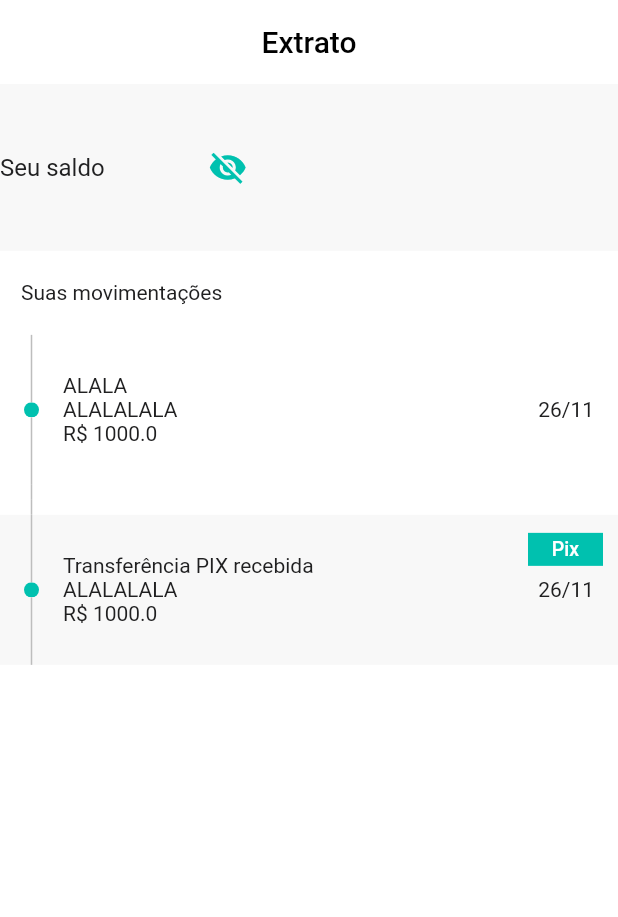
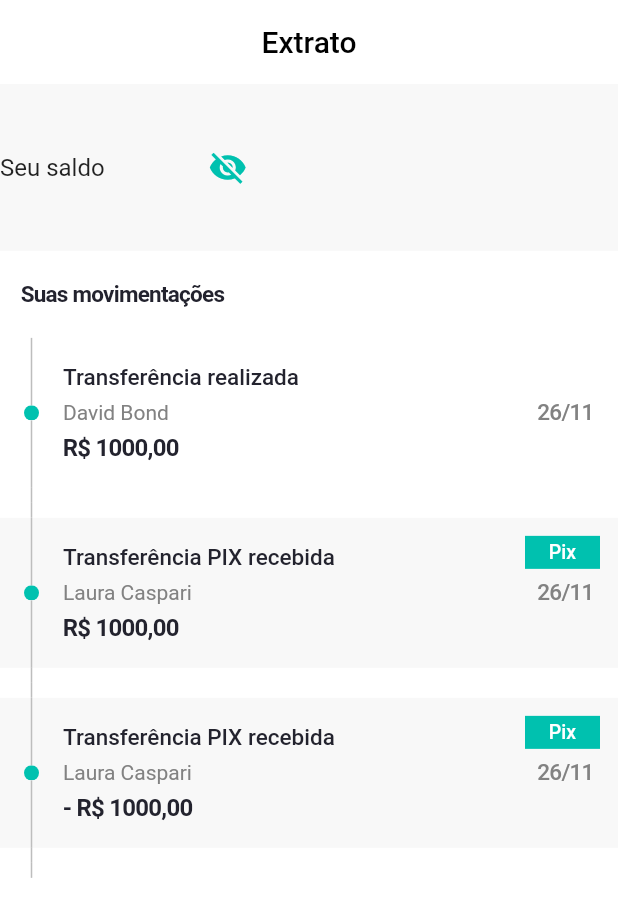
Before and after one commit to e-meyer/zelen-bank, a Flutter app: the screen it shows after launch, on a phone screen of 412 x 824 dp. Shown: the top 917 px of the screen. Run offline on Flutter 3.47's test engine with Material 2 defaults, Android fonts, the phone set to English and light mode, and no system bars; our stand-ins replace equatable, get_it, shared_preferences.

Commit message:
feat: add themes for the transaction card fonts, add verification wheter transaction is sent or recieved in order to display ' - ' before the amount string

```diff
--- a/lib/core/theme/theme.dart
+++ b/lib/core/theme/theme.dart
@@ -14,10 +14,33 @@ class CustomTheme {
       scaffoldBackgroundColor: kPlainWhite,
       primarySwatch: white,
       textTheme: const TextTheme(
-        headline1: TextStyle(color: kPlainBlack),
-        headline2: TextStyle(color: kPlainBlack),
-        bodyText2: TextStyle(color: kPlainBlack),
-        subtitle1: TextStyle(color: kPlainBlack),
+        headline1: TextStyle(
+          fontWeight: FontWeight.w500,
+          color: kPlainBlack,
+          fontSize: 15,
+        ),
+        headline2: TextStyle(
+          letterSpacing: -0.5,
+          color: kPlainBlack,
+          fontWeight: FontWeight.w600,
+          fontSize: 15,
+        ),
+        caption: TextStyle(
+          letterSpacing: -0.5,
+          color: kPlainBlack,
+          fontWeight: FontWeight.w600,
+          fontSize: 16,
+        ),
+        subtitle1: TextStyle(
+          color: kSubtitleColor,
+          fontSize: 14,
+        ),
+        subtitle2: TextStyle(
+          letterSpacing: -0.5,
+          fontSize: 15,
+          color: kSubtitleColor,
+          fontWeight: FontWeight.w500,
+        ),
       ),
     ),
   };
--- a/lib/core/utils/constants/colors_constants.dart
+++ b/lib/core/utils/constants/colors_constants.dart
@@ -4,8 +4,9 @@ const Color kAquaGreen = Color(0xFF00C1AF);
 const Color kLightGrey = Color(0xFFF8F8F8);
 const Color kDarkGrey = Color(0xFF828282);
 const Color kPlainWhite = Color(0xFFFFFFFF);
-const Color kPlainBlack = Color(0xFF202021);
+const Color kPlainBlack = Color(0xFF23232E);
 const Color kTimelineColor = Color(0xFFBDBDBD);
+const Color kSubtitleColor = Color(0xFF828282);
 
 const MaterialColor white = MaterialColor(
   0xFFFFFFFF,
--- a/lib/layers/presentation/ui/statement_screen/components/custom_timeline_widget.dart
+++ b/lib/layers/presentation/ui/statement_screen/components/custom_timeline_widget.dart
@@ -66,14 +66,28 @@ class CustomTimelineWidget extends StatelessWidget {
                             mainAxisAlignment: MainAxisAlignment.center,
                             crossAxisAlignment: CrossAxisAlignment.start,
                             children: [
-                              Text(transactionEntity.description),
-                              Text(transactionEntity.targetName),
-                              Text('R\$ ${transactionEntity.amount}')
+                              Text(
+                                transactionEntity.description,
+                                style: theme.textTheme.headline1,
+                              ),
+                              SizedBox(height: 6),
+                              Text(
+                                transactionEntity.targetName,
+                                style: theme.textTheme.subtitle1,
+                              ),
+                              SizedBox(height: 6),
+                              Text(
+                                isTransactionSent()
+                                    ? '- ${transactionFormattedValue()}'
+                                    : transactionFormattedValue(),
+                                style: theme.textTheme.caption,
+                              )
                             ],
                           ),
                         ),
                         Text(
                           '${transactionEntity.createdAt.day}/${transactionEntity.createdAt.month}',
+                          style: theme.textTheme.subtitle2,
                         ),
                       ],
                     ),
@@ -83,14 +97,14 @@ class CustomTimelineWidget extends StatelessWidget {
             ),
             isTransactionTypePix()
                 ? Padding(
-                    padding: const EdgeInsets.only(top: 12, right: 10),
+                    padding: const EdgeInsets.only(top: 12, right: 12),
                     child: Align(
                       alignment: Alignment.topRight,
                       child: Container(
                         height: 22,
                         width: 50,
                         color: theme.primaryColor,
-                        child: Center(
+                        child: const Center(
                           child: Text(
                             'Pix',
                             style: TextStyle(
@@ -110,7 +124,15 @@ class CustomTimelineWidget extends StatelessWidget {
     );
   }
 
+  String transactionFormattedValue() {
+    return 'R\$ ${transactionEntity.amount.toStringAsFixed(2).replaceAll('.', ',')}';
+  }
+
+  bool isTransactionSent() {
+    return transactionEntity.transactionType.contains('OUT');
+  }
+
   bool isTransactionTypePix() {
-    return transactionEntity.transactionType.contains('PIXCASHIN');
+    return transactionEntity.transactionType.contains('PIX');
   }
 }
--- a/lib/layers/presentation/ui/statement_screen/view/statement_screen.dart
+++ b/lib/layers/presentation/ui/statement_screen/view/statement_screen.dart
@@ -46,12 +46,15 @@ class StatementScreen extends StatelessWidget {
               ],
             ),
           ),
-          const Padding(
+          Padding(
             padding: EdgeInsets.symmetric(
               horizontal: 14.0,
               vertical: 20,
             ),
-            child: Text('Suas movimentações'),
+            child: Text(
+              'Suas movimentações',
+              style: theme.textTheme.headline2,
+            ),
           ),
           CustomTimelineWidget(
             transactionEntity: TransactionEntity(
@@ -59,8 +62,8 @@ class StatementScreen extends StatelessWidget {
               amount: 1000,
               createdAt: DateTime.now(),
               transactionType: 'IN',
-              description: 'ALALA',
-              targetName: 'ALALALALA',
+              description: 'Transferência realizada',
+              targetName: 'David Bond',
             ),
           ),
           CustomTimelineDividerWidget(),
@@ -71,9 +74,21 @@ class StatementScreen extends StatelessWidget {
               createdAt: DateTime.now(),
               transactionType: 'PIXCASHIN',
               description: 'Transferência PIX recebida',
-              targetName: 'ALALALALA',
+              targetName: 'Laura Caspari',
             ),
           ),
+          CustomTimelineDividerWidget(),
+          CustomTimelineWidget(
+            transactionEntity: TransactionEntity(
+              id: 'ABC',
+              amount: 1000,
+              createdAt: DateTime.now(),
+              transactionType: 'PIXCASHOUT',
+              description: 'Transferência PIX recebida',
+              targetName: 'Laura Caspari',
+            ),
+          ),
+          CustomTimelineDividerWidget(),
         ],
       ),
     );
```
